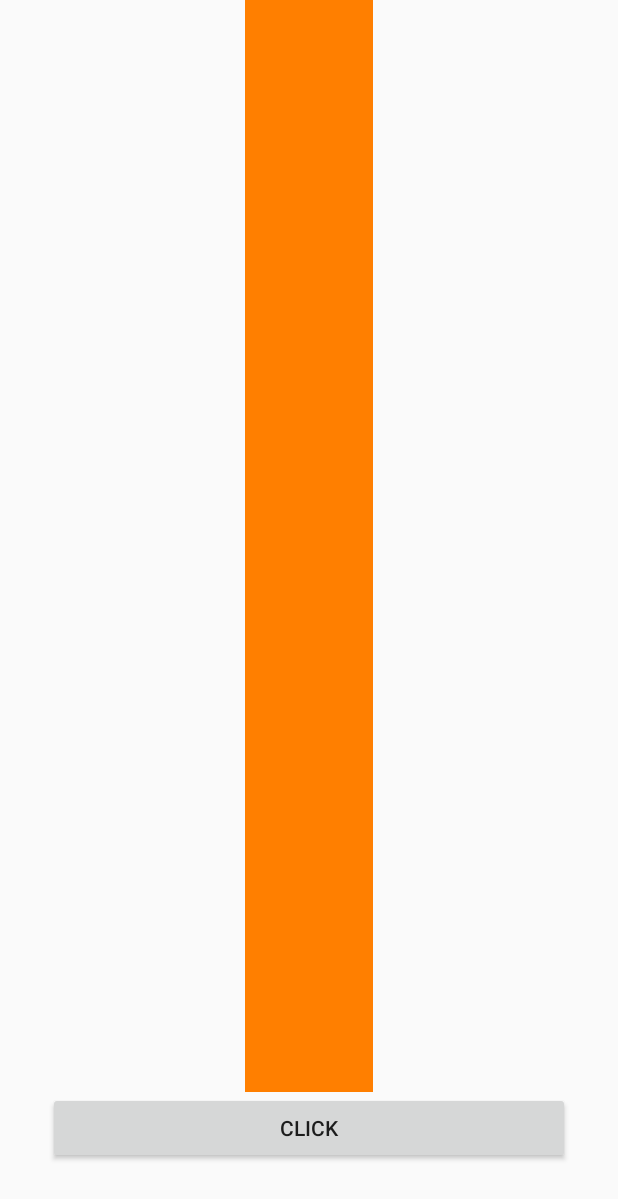
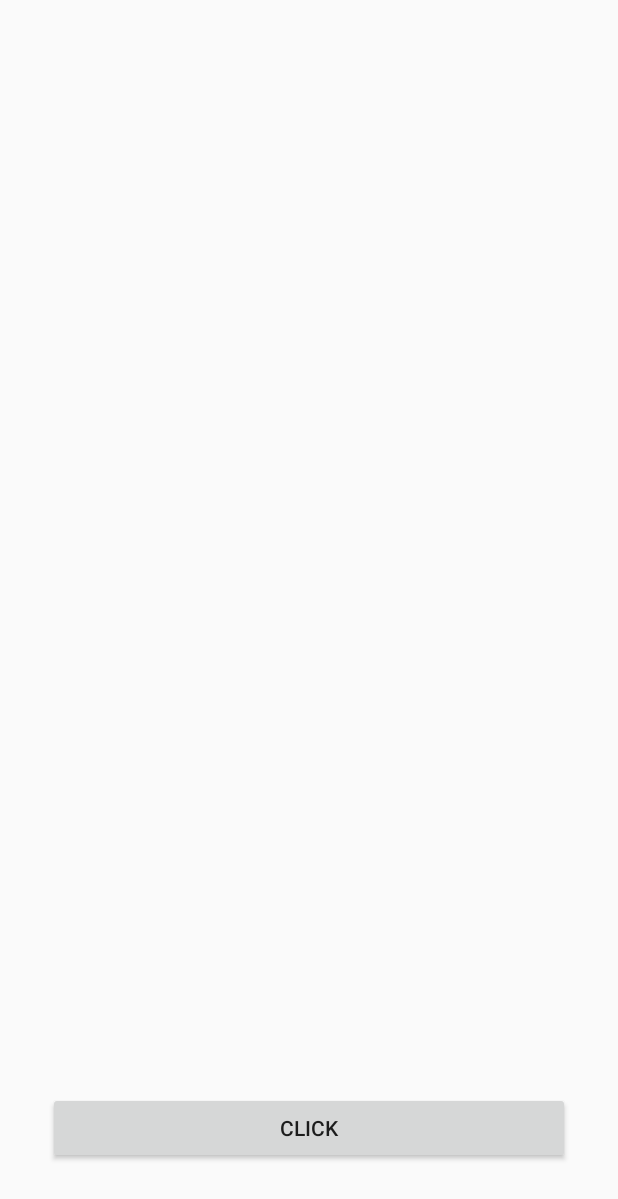
Before and after one commit to rowericzi/both-sides, an Android app: the screen it shows after launch (SingleLevel), after a tap on "START SINGLE LEVEL", on a phone screen of 412 x 824 dp. Shown: the top 1199 px of the screen. Run offline under Robolectric (Android 15) with nearby library versions, the light colour scheme and no system bars; 1 statement that could not run was skipped.

Commit message:
Visual fixes; extracted strings as resources

```diff
--- a/app/src/main/java/com/example/bothsides/EndGameActivity.java
+++ b/app/src/main/java/com/example/bothsides/EndGameActivity.java
@@ -20,13 +20,13 @@ public class EndGameActivity extends AppCompatActivity {
 
 
 		if (intent.getBooleanExtra(MainActivity.EXTRA_HAS_RESULT_2, false)) {
-			resultStr += "Left hand result: ";
+			resultStr += getString(R.string.left_hand_result);
 			resultStr += String.valueOf(result1);
 			double result2 = intent.getDoubleExtra(MainActivity.EXTRA_RESULT_2, 1.0);
-			resultStr += "\nRight hand result: ";
+			resultStr += "\n" + getString(R.string.right_hand_result);
 			resultStr += String.valueOf(result2);
 		} else {
-			resultStr += "Result: ";
+			resultStr += getString(R.string.result);
 			resultStr += String.valueOf(result1);
 		}
 		textView.setText(resultStr);
--- a/app/src/main/java/com/example/bothsides/GameManager.java
+++ b/app/src/main/java/com/example/bothsides/GameManager.java
@@ -104,7 +104,7 @@ public class GameManager extends Thread {
 		imgList.add(new ImageView(context));
 		final int currentElem = imgList.size() - 1;
 		imgList.get(currentElem).setLayoutParams(params);
-		imgList.get(currentElem).setImageResource(R.drawable.papryka);
+		imgList.get(currentElem).setImageResource(R.drawable.quarter_note);
 		((Activity) context).runOnUiThread(new Runnable() {
 			@Override
 			public void run() {
--- a/app/src/main/java/com/example/bothsides/MainActivity.java
+++ b/app/src/main/java/com/example/bothsides/MainActivity.java
@@ -137,14 +137,14 @@ public class MainActivity extends AppCompatActivity{
 	}
 
 	private void initializeRhythmPatternList() {
-		rhythmPatternList.add(new RhythmPattern("Half notes", R.drawable.half_note, 2.0, new double[]{0.0}));
-		rhythmPatternList.add(new RhythmPattern("Quarter notes", R.drawable.quarter_note, 1.0, new double[]{0.0}));
-		rhythmPatternList.add(new RhythmPattern("Eight notes", R.drawable.eight_note, 0.5, new double[]{0.0}));
-		rhythmPatternList.add(new RhythmPattern("Eight note triplets", R.drawable.eight_note_triplets, 1.0/3, new double[]{0.0}));
-		rhythmPatternList.add(new RhythmPattern("Eight note quintuplets", R.drawable.eight_note_quintuplets, 2.0/5, new double[]{0.0}));
-		rhythmPatternList.add(new RhythmPattern("Triplet swing", R.drawable.triplet_swing, 2.0, new double[]{0.0, 1, 5.0/3}));
-		rhythmPatternList.add(new RhythmPattern("Quintuplet swing", R.drawable.quintuplet_swing, 2.0, new double[]{0.0, 1, 8.0/5}));
-		rhythmPatternList.add(new RhythmPattern("Septuplet swing", R.drawable.septuplet_swing, 2.0, new double[]{0.0, 1, 11.0/7}));
+		rhythmPatternList.add(new RhythmPattern(getString(R.string.half_notes), R.drawable.half_note, 2.0, new double[]{0.0}));
+		rhythmPatternList.add(new RhythmPattern(getString(R.string.quarter_notes), R.drawable.quarter_note, 1.0, new double[]{0.0}));
+		rhythmPatternList.add(new RhythmPattern(getString(R.string.eight_notes), R.drawable.eight_note, 0.5, new double[]{0.0}));
+		rhythmPatternList.add(new RhythmPattern(getString(R.string.eight_note_triplets), R.drawable.eight_note_triplets, 1.0/3, new double[]{0.0}));
+		rhythmPatternList.add(new RhythmPattern(getString(R.string.eight_note_quintuplets), R.drawable.eight_note_quintuplets, 2.0/5, new double[]{0.0}));
+		rhythmPatternList.add(new RhythmPattern(getString(R.string.triplet_swing), R.drawable.triplet_swing, 2.0, new double[]{0.0, 1, 5.0/3}));
+		rhythmPatternList.add(new RhythmPattern(getString(R.string.quintuplet_swing), R.drawable.quintuplet_swing, 2.0, new double[]{0.0, 1, 8.0/5}));
+		rhythmPatternList.add(new RhythmPattern(getString(R.string.septuplet_swing), R.drawable.septuplet_swing, 2.0, new double[]{0.0, 1, 11.0/7}));
 	}
 
 	private ImageArrayAdapter initializeImageArrayAdapter() {
--- a/app/src/main/res/layout/activity_double_level.xml
+++ b/app/src/main/res/layout/activity_double_level.xml
@@ -11,7 +11,6 @@
         android:layout_width="wrap_content"
         android:layout_height="0dp"
         android:layout_marginStart="64dp"
-        android:background="@color/colorPrimary"
         android:gravity="center_horizontal|top"
         android:orientation="vertical"
         app:layout_constraintBottom_toTopOf="@+id/input_double_1"
@@ -34,7 +33,6 @@
         android:layout_width="wrap_content"
         android:layout_height="0dp"
         android:layout_marginEnd="64dp"
-        android:background="@color/colorPrimary"
         android:gravity="center_horizontal|top"
         android:orientation="vertical"
         app:layout_constraintBottom_toTopOf="@+id/input_double_2"
--- a/app/src/main/res/layout/activity_end_game.xml
+++ b/app/src/main/res/layout/activity_end_game.xml
@@ -22,7 +22,7 @@
         android:layout_width="wrap_content"
         android:layout_height="wrap_content"
         android:onClick="returnToMainMenu"
-        android:text="no"
+        android:text="ok"
         app:layout_constraintEnd_toEndOf="parent"
         app:layout_constraintStart_toStartOf="parent"
         app:layout_constraintTop_toBottomOf="@+id/textView" />
--- a/app/src/main/res/layout/activity_single_level.xml
+++ b/app/src/main/res/layout/activity_single_level.xml
@@ -12,7 +12,6 @@
         android:layout_height="0dp"
         android:layout_marginStart="100dp"
         android:layout_marginEnd="100dp"
-        android:background="@color/colorPrimary"
         android:gravity="center_horizontal|top"
         android:orientation="vertical"
         app:layout_constraintBottom_toTopOf="@+id/input_single"
--- a/app/src/main/res/values/strings.xml
+++ b/app/src/main/res/values/strings.xml
@@ -9,4 +9,15 @@
     <string name="meter">Meter</string>
     <string name="metronome">Metronome</string>
     <string name="tempo">Tempo</string>
+    <string name="half_notes">Half notes</string>
+    <string name="quarter_notes">Quarter notes</string>
+    <string name="eight_notes">Eight notes</string>
+    <string name="eight_note_triplets">Eight note triplets</string>
+    <string name="eight_note_quintuplets">Eight note quintuplets</string>
+    <string name="triplet_swing">Triplet swing</string>
+    <string name="quintuplet_swing">Quintuplet swing</string>
+    <string name="septuplet_swing">Septuplet swing</string>
+    <string name="left_hand_result">\"Left hand result: \"</string>
+    <string name="right_hand_result">\"Right hand result: \"</string>
+    <string name="result">\"Result: \"</string>
 </resources>
```
